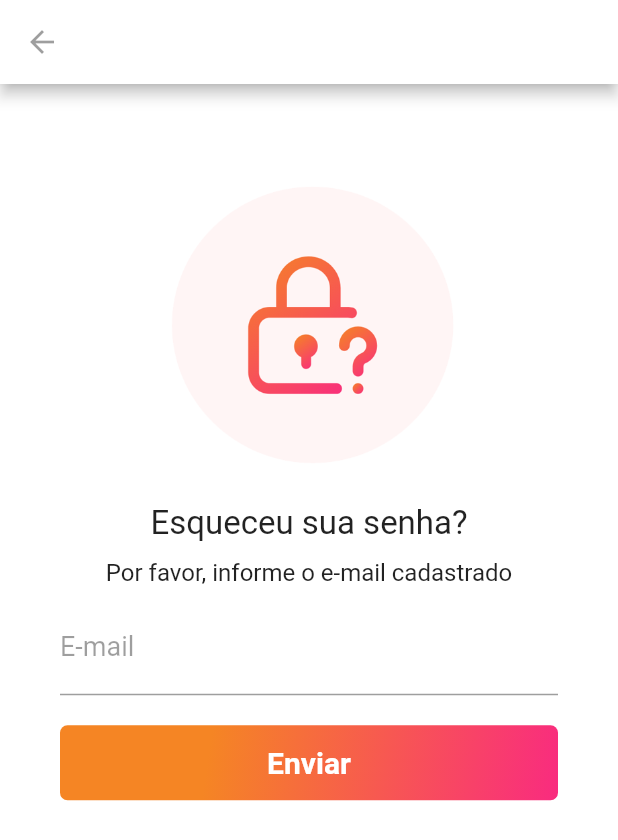
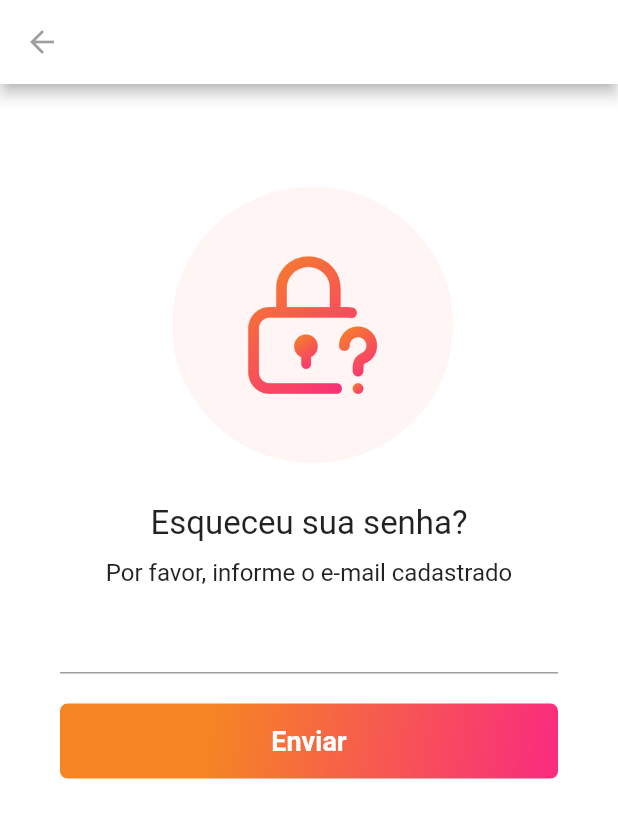
Before and after one commit to KailanySousa/LayoutsExampleFlutter, a Flutter app: the RecoverPasswordPage screen opened directly, on a phone screen of 412 x 824 dp. Shown: the top 840 px of the screen. Run offline on Flutter 3.47's test engine with Material 2 defaults, Android fonts, the phone set to English and light mode, and no system bars.

Commit message:
create component button

```diff
--- /dev/null
+++ b/dogLife/lib/components/buttonComponent.dart
@@ -0,0 +1,52 @@
+import 'package:flutter/material.dart';
+
+class ButtonComponent extends StatefulWidget {
+  final text;
+  const ButtonComponent(this.text);
+
+  @override
+  _ButtonComponentState createState() => _ButtonComponentState();
+}
+
+class _ButtonComponentState extends State<ButtonComponent> {
+  void defineText(text) {
+    setState(() {
+      text = text;
+    });
+  }
+
+  @override
+  Widget build(BuildContext context) {
+    return Container(
+      height: 50,
+      decoration: BoxDecoration(
+        gradient: LinearGradient(
+          begin: Alignment.topLeft,
+          end: Alignment.bottomRight,
+          stops: [0.3, 1],
+          colors: [
+            Color(0xFFF58524),
+            Color(0xFFF92b7F),
+          ],
+        ),
+        borderRadius: BorderRadius.all(
+          Radius.circular(5),
+        ),
+      ),
+      child: SizedBox.expand(
+        child: FlatButton(
+          child: Text(
+            widget.text,
+            style: TextStyle(
+              fontWeight: FontWeight.bold,
+              fontSize: 18,
+              color: Colors.white,
+            ),
+            textAlign: TextAlign.center,
+          ),
+          onPressed: () {},
+        ),
+      ),
+    );
+  }
+}
--- a/dogLife/lib/pages/recoverPasswordPage.dart
+++ b/dogLife/lib/pages/recoverPasswordPage.dart
@@ -1,3 +1,4 @@
+import 'package:dogLife/components/buttonComponent.dart';
 import 'package:flutter/material.dart';
 
 class RecoverPasswordPage extends StatelessWidget {
@@ -42,52 +43,12 @@ class RecoverPasswordPage extends StatelessWidget {
               height: 10,
             ),
             TextFormField(
-              keyboardType: TextInputType.emailAddress,
-              decoration: InputDecoration(
-                labelText: "E-mail",
-                labelStyle: TextStyle(
-                    color: Colors.black38,
-                    fontSize: 18,
-                    fontWeight: FontWeight.w400),
-              ),
-              style: TextStyle(fontSize: 18),
+
             ),
             SizedBox(
               height: 20,
             ),
-            Container(
-              height: 50,
-              alignment: Alignment.centerLeft,
-              decoration: BoxDecoration(
-                gradient: LinearGradient(
-                    begin: Alignment.topLeft,
-                    end: Alignment.bottomRight,
-                    stops: [
-                      0.3,
-                      1
-                    ],
-                    colors: [
-                      Color(0xFFF58524),
-                      Color(0xFFF92B7F),
-                    ]),
-                borderRadius: BorderRadius.all(
-                  Radius.circular(5),
-                ),
-              ),
-              child: SizedBox.expand(
-                child: FlatButton(
-                  child: Text(
-                    "Enviar",
-                    style: TextStyle(
-                        fontWeight: FontWeight.bold,
-                        color: Colors.white,
-                        fontSize: 20),
-                    textAlign: TextAlign.center,
-                  ),
-                  onPressed: () {},
-                ),
-              ),
-            )
+            ButtonComponent("Enviar")
           ],
         ),
       ),
```
Also changed, not shown: dogLife/lib/pages/signupPage.dart (+2 -31 lines).
